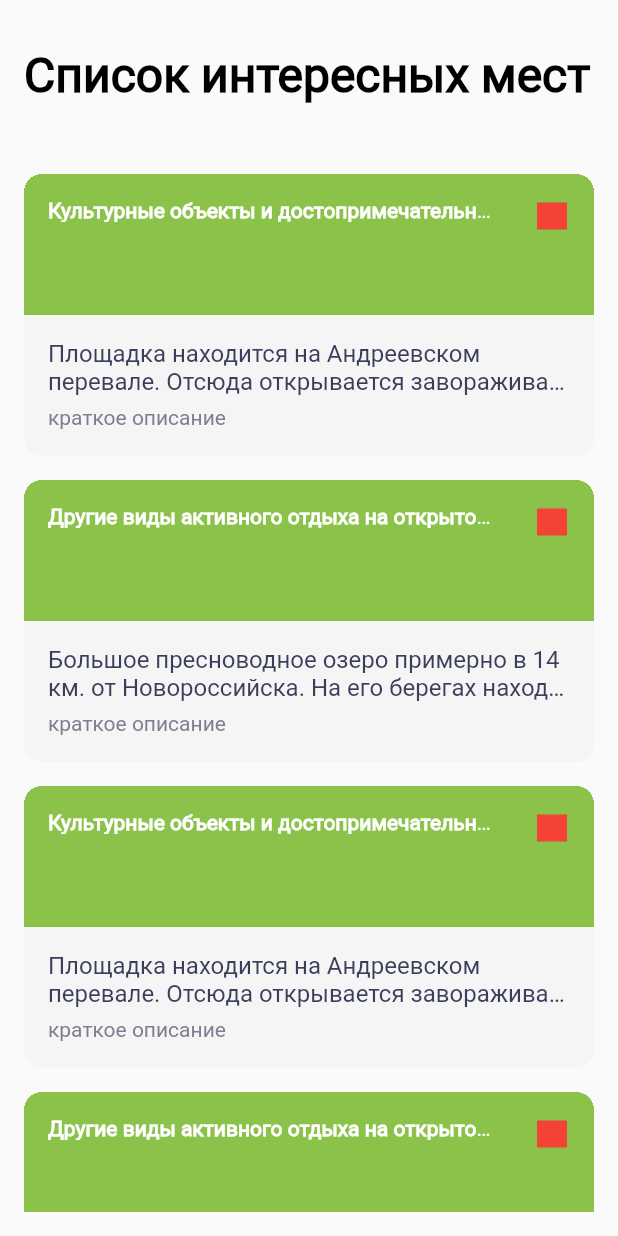
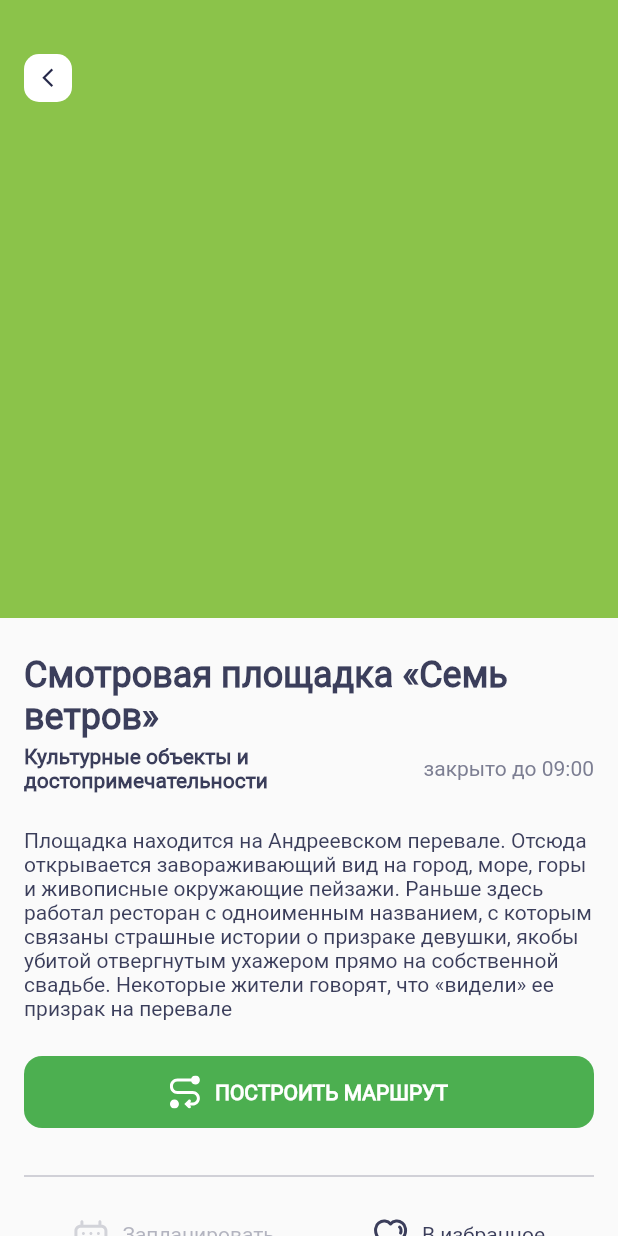
Before and after one commit to projectfebr/surf-flutter-course-bolotov, a Flutter app: the screen it shows after launch, on a phone screen of 412 x 824 dp. Run offline on Flutter 3.47's test engine with Material 2 defaults, Android fonts, the phone set to English and light mode, and no system bars; our stand-ins replace flutter_svg.

Commit message:
SightDetails layout

```diff
--- a/analysis_options.yaml
+++ b/analysis_options.yaml
@@ -1 +1,2 @@
-include: package:surf_lint_rules/analysis_options.yaml
+# include: package:surf_lint_rules/analysis_options.yaml
+include: package:flutter_lints/flutter.yaml
--- a/lib/main.dart
+++ b/lib/main.dart
@@ -1,4 +1,6 @@
 import 'package:flutter/material.dart';
+import 'package:places/mocks.dart';
+import 'package:places/ui/screen/sight_details.dart';
 import 'package:places/ui/screen/sight_list_screen.dart';
 
 void main() {
@@ -10,8 +12,9 @@ class App extends StatelessWidget {
 
   @override
   Widget build(BuildContext context) {
-    return const MaterialApp(
-      home: SightListScreen(),
+    return MaterialApp(
+      // home: SightListScreen(),
+      home: SightDetails(sight: mocks.first),
       title: 'Places',
     );
   }
--- a/lib/mocks.dart
+++ b/lib/mocks.dart
@@ -11,7 +11,7 @@ final List<Sight> mocks = <Sight>[
           '''Площадка находится на Андреевском перевале. Отсюда открывается завораживающий вид на город, море, горы и живописные окружающие пейзажи. Раньше здесь работал ресторан с одноименным названием, с которым связаны страшные истории о призраке девушки, якобы убитой отвергнутым ухажером прямо на собственной свадьбе. Некоторые жители говорят, что «видели» ее призрак на перевале''',
       type: 'Культурные объекты и достопримечательности'),
   Sight(
-    name: 'Озера Абрау',
+    name: 'Озеро Абрау',
     lat: 44.700292323276116,
     lon: 37.59190615885557,
     url:
--- /dev/null
+++ b/lib/ui/screen/sight_details.dart
@@ -0,0 +1,183 @@
+import 'package:flutter/material.dart';
+import 'package:flutter_svg/flutter_svg.dart';
+import 'package:places/domain/sight.dart';
+
+class SightDetails extends StatelessWidget {
+  final Sight sight;
+  const SightDetails({
+    required this.sight,
+    Key? key,
+  }) : super(key: key);
+
+  @override
+  Widget build(BuildContext context) {
+    final Widget routeIconWidget = SvgPicture.asset(
+      'res/route.svg',
+      semanticsLabel: 'Route',
+      color: Colors.white,
+    );
+    final Widget calendarIconWidget = SvgPicture.asset(
+      'res/calendar.svg',
+      semanticsLabel: 'Calendar',
+      color: const Color.fromRGBO(124, 126, 146, 0.56),
+    );
+    final Widget heartIconWidget = SvgPicture.asset(
+      'res/heart.svg',
+      semanticsLabel: 'Heart',
+      color: const Color.fromRGBO(59, 62, 91, 1),
+    );
+    return Scaffold(
+      body: SingleChildScrollView(
+        child: Column(
+          crossAxisAlignment: CrossAxisAlignment.stretch,
+          children: [
+            AspectRatio(
+              aspectRatio: 1,
+              child: Container(
+                color: Colors.lightGreen,
+                child: Padding(
+                  padding: const EdgeInsets.only(top: 36, left: 16),
+                  child: Align(
+                    alignment: Alignment.topLeft,
+                    child: Container(
+                      width: 32,
+                      height: 32,
+                      decoration: BoxDecoration(
+                        color: Colors.white,
+                        borderRadius: BorderRadius.circular(10),
+                      ),
+                      child: const Icon(
+                        Icons.arrow_back_ios_outlined,
+                        size: 15,
+                        color: Color.fromRGBO(37, 40, 73, 1),
+                      ),
+                    ),
+                  ),
+                ),
+              ),
+            ),
+            Padding(
+              padding: const EdgeInsets.symmetric(horizontal: 16),
+              child: Column(
+                children: [
+                  const SizedBox(height: 24),
+                  Text(
+                    sight.name,
+                    style: const TextStyle(
+                      fontFamily: 'Roboto',
+                      fontSize: 24,
+                      fontWeight: FontWeight.w700,
+                      color: Color.fromRGBO(59, 62, 91, 1),
+                    ),
+                  ),
+                  const SizedBox(height: 4),
+                  Row(
+                    mainAxisAlignment: MainAxisAlignment.start,
+                    children: [
+                      Flexible(
+                        child: Text(
+                          sight.type,
+                          maxLines: 2,
+                          overflow: TextOverflow.ellipsis,
+                          style: const TextStyle(
+                            fontFamily: 'Roboto',
+                            fontSize: 14,
+                            fontWeight: FontWeight.w700,
+                            color: Color.fromRGBO(59, 62, 91, 1),
+                          ),
+                        ),
+                      ),
+                      const SizedBox(width: 16),
+                      const Text(
+                        'закрыто до 09:00',
+                        style: TextStyle(
+                          fontFamily: 'Roboto',
+                          fontSize: 14,
+                          color: Color.fromRGBO(124, 126, 146, 1),
+                        ),
+                      ),
+                    ],
+                  ),
+                  const SizedBox(height: 24),
+                  Text(
+                    sight.details,
+                    style: const TextStyle(
+                      fontFamily: 'Roboto',
+                      fontSize: 14,
+                      color: Color.fromRGBO(59, 62, 91, 1),
+                    ),
+                  ),
+                  const SizedBox(height: 24),
+                  Container(
+                    width: double.infinity,
+                    height: 48,
+                    decoration: BoxDecoration(
+                      color: const Color.fromRGBO(76, 175, 80, 1),
+                      borderRadius: BorderRadius.circular(12),
+                    ),
+                    child: Row(
+                      mainAxisAlignment: MainAxisAlignment.center,
+                      children: [
+                        routeIconWidget,
+                        const SizedBox(width: 10),
+                        const Text(
+                          'ПОСТРОИТЬ МАРШРУТ',
+                          style: TextStyle(
+                            fontFamily: 'Roboto',
+                            fontSize: 14,
+                            fontWeight: FontWeight.w700,
+                            color: Colors.white,
+                          ),
+                        ),
+                      ],
+                    ),
+                  ),
+                  const SizedBox(height: 24),
+                  const Divider(
+                    thickness: 0.8,
+                    color: Color.fromARGB(142, 124, 126, 146),
+                  ),
+                  const SizedBox(height: 19),
+                  Row(
+                    mainAxisAlignment: MainAxisAlignment.spaceAround,
+                    children: [
+                      Row(
+                        mainAxisAlignment: MainAxisAlignment.center,
+                        children: [
+                          calendarIconWidget,
+                          const SizedBox(width: 9),
+                          const Text(
+                            'Запланировать',
+                            style: TextStyle(
+                              fontFamily: 'Roboto',
+                              fontSize: 14,
+                              color: Color.fromRGBO(124, 126, 146, 0.56),
+                            ),
+                          ),
+                        ],
+                      ),
+                      Row(
+                        children: [
+                          heartIconWidget,
+                          const SizedBox(width: 9),
+                          const Text(
+                            'В избранное',
+                            style: TextStyle(
+                              fontFamily: 'Roboto',
+                              fontSize: 14,
+                              color: Color.fromRGBO(59, 62, 91, 1),
+                            ),
+                          ),
+                        ],
+                      ),
+                    ],
+                  ),
+                ],
+              ),
+            ),
+          ],
+        ),
+      ),
+    );
+  }
+}
--- a/pubspec.yaml
+++ b/pubspec.yaml
@@ -15,11 +15,13 @@ dependencies:
   flutter_svg: ^0.22.0
 
 
+
+
 dev_dependencies:
-  # flutter_lints: ^1.0.4
+  flutter_lints: ^1.0.4
   flutter_test:
     sdk: flutter
-  surf_lint_rules: ^1.4.0
+  # surf_lint_rules: ^1.4.0
 
 flutter:
 
```
Also changed, not shown: res/calendar.svg (added), res/heart.svg (added), res/route.svg (added).
